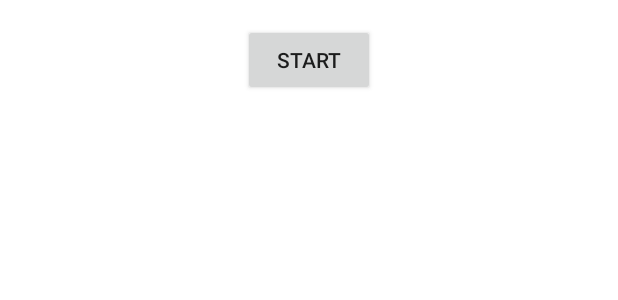
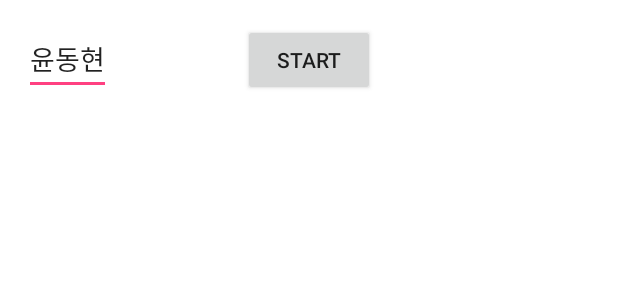
Before and after one commit to arcane1028/2017_Collathon, an Android app: the layout activity_main.xml on its own in the app's theme, with its tools: preview values and no code run, on a phone screen of 412 x 824 dp. Shown: the top 300 px of the screen. Run offline under Robolectric (Android 15) with nearby library versions, the phone set to English and light mode, and no system bars.

Commit message:
안드로이드 스튜디오 깃 연동 확인

```diff
--- a/app/src/main/res/layout/activity_main.xml
+++ b/app/src/main/res/layout/activity_main.xml
@@ -25,4 +25,9 @@
         android:layout_centerHorizontal="true"
         android:singleLine="false" />
 
+    <EditText
+        android:layout_width="wrap_content"
+        android:layout_height="wrap_content"
+        android:text="윤동현"/>
+
 </RelativeLayout>
```
